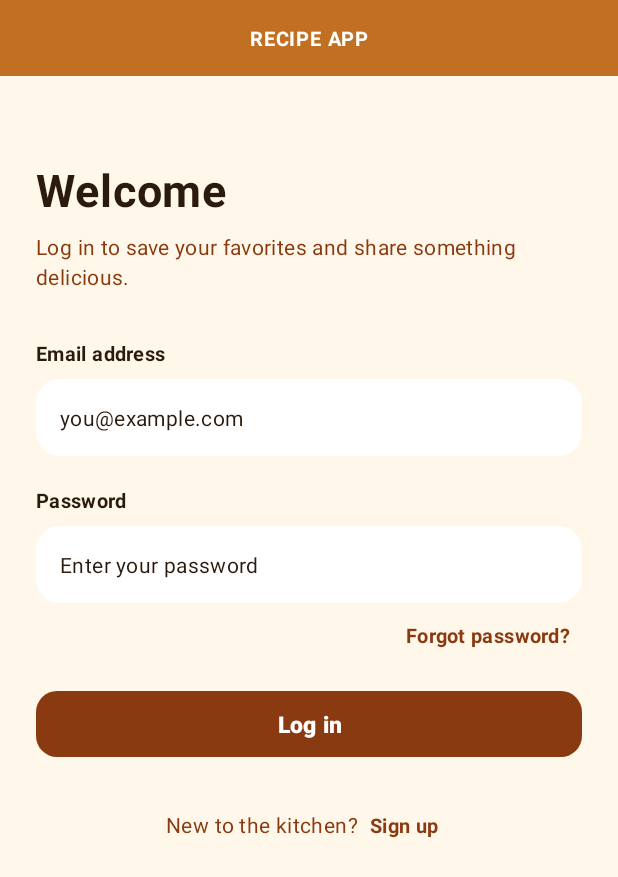
After one commit to milicacorilic/mobilne-aplikacije-projekat-2026, an Android app: the LoginFragment screen opened through its navigation route, on a phone screen of 412 x 824 dp. The commit adds this screen. Shown: the top 877 px of the screen. Run offline under Robolectric (Android 15) with nearby library versions, the phone set to English and light mode, and no system bars.

Commit message:
feat: add login page design and strings file

```diff
--- a/app/src/main/AndroidManifest.xml
+++ b/app/src/main/AndroidManifest.xml
@@ -7,14 +7,14 @@
         android:dataExtractionRules="@xml/data_extraction_rules"
         android:fullBackupContent="@xml/backup_rules"
         android:icon="@mipmap/ic_launcher"
-        android:label="@string/app_name"
+        android:label="@string/top_bar_title"
         android:roundIcon="@mipmap/ic_launcher_round"
         android:supportsRtl="true"
         android:theme="@style/Theme.Recipe_App">
         <activity
             android:name=".MainActivity"
             android:exported="true"
-            android:label="@string/app_name"
+            android:label="@string/top_bar_title"
             android:theme="@style/Theme.Recipe_App"
             android:windowSoftInputMode="adjustResize">
             <intent-filter>
--- /dev/null
+++ b/app/src/main/java/com/example/recipe_app/HomeFragment.java
@@ -0,0 +1,28 @@
+package com.example.recipe_app;
+
+import android.os.Bundle;
+
+import androidx.annotation.NonNull;
+import androidx.annotation.Nullable;
+import androidx.fragment.app.Fragment;
+import androidx.navigation.Navigation;
+
+import android.view.LayoutInflater;
+import android.view.View;
+import android.view.ViewGroup;
+
+public class HomeFragment extends Fragment {
+
+    public HomeFragment() {
+        super(R.layout.fragment_home);
+    }
+
+    @Override
+    public void onViewCreated(@NonNull View view, @Nullable Bundle savedInstanceState) {
+        super.onViewCreated(view, savedInstanceState);
+
+        view.findViewById(R.id.btnGoToLogin).setOnClickListener(v ->
+                Navigation.findNavController(v)
+                        .navigate(R.id.action_home_to_login));
+    }
+}
--- /dev/null
+++ b/app/src/main/java/com/example/recipe_app/LoginFragment.java
@@ -0,0 +1,15 @@
+package com.example.recipe_app;
+
+import android.os.Bundle;
+
+import androidx.fragment.app.Fragment;
+
+import android.view.LayoutInflater;
+import android.view.View;
+import android.view.ViewGroup;
+
+public class LoginFragment extends Fragment {
+    public LoginFragment() {
+        super(R.layout.fragment_login);
+    }
+}
--- a/app/src/main/res/layout/activity_main.xml
+++ b/app/src/main/res/layout/activity_main.xml
@@ -10,4 +10,13 @@
         android:text="Recipe App"
         android:textColor="?attr/colorPrimary"
         android:textSize="28sp" />
+    <androidx.fragment.app.FragmentContainerView
+        xmlns:android="http://schemas.android.com/apk/res/android"
+        xmlns:app="http://schemas.android.com/apk/res-auto"
+        android:id="@+id/nav_host_fragment"
+        android:name="androidx.navigation.fragment.NavHostFragment"
+        android:layout_width="match_parent"
+        android:layout_height="match_parent"
+        app:defaultNavHost="true"
+        app:navGraph="@navigation/nav_graph" />
 </FrameLayout>
--- /dev/null
+++ b/app/src/main/res/layout/fragment_home.xml
@@ -0,0 +1,19 @@
+<?xml version="1.0" encoding="utf-8"?>
+<androidx.constraintlayout.widget.ConstraintLayout
+    xmlns:android="http://schemas.android.com/apk/res/android"
+    xmlns:app="http://schemas.android.com/apk/res-auto"
+    android:layout_width="match_parent"
+    android:layout_height="match_parent">
+
+    <com.google.android.material.button.MaterialButton
+        android:id="@+id/btnGoToLogin"
+        android:layout_width="0dp"
+        android:layout_height="wrap_content"
+        android:layout_marginHorizontal="32dp"
+        android:text="Login"
+        app:layout_constraintBottom_toBottomOf="parent"
+        app:layout_constraintEnd_toEndOf="parent"
+        app:layout_constraintStart_toStartOf="parent"
+        app:layout_constraintTop_toTopOf="parent"
+        app:layout_constraintWidth_max="400dp" />
+</androidx.constraintlayout.widget.ConstraintLayout>
--- /dev/null
+++ b/app/src/main/res/layout/fragment_login.xml
@@ -0,0 +1,175 @@
+<?xml version="1.0" encoding="utf-8"?>
+<androidx.constraintlayout.widget.ConstraintLayout
+    xmlns:android="http://schemas.android.com/apk/res/android"
+    xmlns:app="http://schemas.android.com/apk/res-auto"
+    android:layout_width="match_parent"
+    android:layout_height="match_parent"
+    android:background="@color/card_cream">
+
+    <TextView
+        android:id="@+id/tvTopBar"
+        android:layout_width="0dp"
+        android:layout_height="wrap_content"
+        android:background="@color/ochre"
+        android:gravity="center"
+        android:paddingTop="16dp"
+        android:paddingBottom="16dp"
+        android:text="@string/top_bar_title"
+        android:textAppearance="@style/TextAppearance.App.TopBar"
+        app:layout_constraintEnd_toEndOf="parent"
+        app:layout_constraintStart_toStartOf="parent"
+        app:layout_constraintTop_toTopOf="parent" />
+
+    <androidx.core.widget.NestedScrollView
+        android:layout_width="0dp"
+        android:layout_height="0dp"
+        android:fillViewport="true"
+        app:layout_constraintBottom_toBottomOf="parent"
+        app:layout_constraintEnd_toEndOf="parent"
+        app:layout_constraintStart_toStartOf="parent"
+        app:layout_constraintTop_toBottomOf="@id/tvTopBar">
+
+        <androidx.constraintlayout.widget.ConstraintLayout
+            android:layout_width="match_parent"
+            android:layout_height="wrap_content"
+            android:paddingStart="24dp"
+            android:paddingEnd="24dp"
+            android:paddingBottom="24dp">
+
+            <LinearLayout
+                android:id="@+id/contentLayout"
+                android:layout_width="0dp"
+                android:layout_height="wrap_content"
+                android:orientation="vertical"
+                app:layout_constraintEnd_toEndOf="parent"
+                app:layout_constraintStart_toStartOf="parent"
+                app:layout_constraintTop_toTopOf="parent"
+                app:layout_constraintWidth_max="480dp">
+
+                <TextView
+                    android:layout_width="wrap_content"
+                    android:layout_height="wrap_content"
+                    android:layout_marginTop="28dp"
+                    android:textAppearance="@style/TextAppearance.App.Eyebrow" />
+
+                <TextView
+                    android:layout_width="wrap_content"
+                    android:layout_height="wrap_content"
+                    android:layout_marginTop="12dp"
+                    android:text="@string/login_title"
+                    android:textAppearance="@style/TextAppearance.App.Title" />
+
+                <TextView
+                    android:layout_width="wrap_content"
+                    android:layout_height="wrap_content"
+                    android:layout_marginTop="8dp"
+                    android:text="@string/login_subtitle"
+                    android:textAppearance="@style/TextAppearance.App.Body" />
+
+                <TextView
+                    android:layout_width="wrap_content"
+                    android:layout_height="wrap_content"
+                    android:layout_marginTop="32dp"
+                    android:text="@string/email_label"
+                    android:textAppearance="@style/TextAppearance.App.Label" />
+
+                <com.google.android.material.textfield.TextInputLayout
+                    android:id="@+id/tilEmail"
+                    style="@style/Widget.App.TextInputLayout"
+                    android:layout_width="match_parent"
+                    android:layout_height="wrap_content"
+                    android:layout_marginTop="8dp">
+
+                    <com.google.android.material.textfield.TextInputEditText
+                        android:id="@+id/etEmail"
+                        android:layout_width="match_parent"
+                        android:layout_height="wrap_content"
+                        android:hint="@string/email_hint"
+                        android:imeOptions="actionNext"
+                        android:inputType="textEmailAddress"
+                        android:maxLines="1"
+                        android:paddingTop="16dp"
+                        android:paddingBottom="16dp"
+                        android:textColorHint="@color/ink"
+                        android:textAppearance="@style/TextAppearance.App.Input" />
+                </com.google.android.material.textfield.TextInputLayout>
+
+                <TextView
+                    android:layout_width="wrap_content"
+                    android:layout_height="wrap_content"
+                    android:layout_marginTop="20dp"
+                    android:text="@string/password_label"
+                    android:textAppearance="@style/TextAppearance.App.Label" />
+
+                <com.google.android.material.textfield.TextInputLayout
+                    android:id="@+id/tilPassword"
+                    style="@style/Widget.App.TextInputLayout"
+                    android:layout_width="match_parent"
+                    android:layout_height="wrap_content"
+                    android:layout_marginTop="8dp"
+                    app:suffixText="@string/show">
+
+                    <com.google.android.material.textfield.TextInputEditText
+                        android:id="@+id/etPassword"
+                        android:layout_width="match_parent"
+                        android:layout_height="wrap_content"
+                        android:hint="@string/password_hint"
+                        android:imeOptions="actionDone"
+                        android:inputType="textPassword"
+                        android:maxLines="1"
+                        android:paddingTop="16dp"
+                        android:paddingBottom="16dp"
+                        android:textColorHint="@color/ink"
+                        android:textAppearance="@style/TextAppearance.App.Input" />
+                </com.google.android.material.textfield.TextInputLayout>
+
+                <TextView
+                    android:id="@+id/tvForgotPassword"
+                    android:layout_width="wrap_content"
+                    android:layout_height="wrap_content"
+                    android:layout_gravity="end"
+                    android:layout_marginTop="4dp"
+                    android:background="?attr/selectableItemBackground"
+                    android:clickable="true"
+                    android:focusable="true"
+                    android:padding="8dp"
+                    android:text="@string/forgot_password"
+                    android:textAppearance="@style/TextAppearance.App.Link" />
+
+                <com.google.android.material.button.MaterialButton
+                    android:id="@+id/btnLogin"
+                    style="@style/Widget.App.Button"
+                    android:layout_width="match_parent"
+                    android:layout_height="wrap_content"
+                    android:layout_marginTop="16dp"
+                    android:text="@string/log_in" />
+
+                <LinearLayout
+                    android:layout_width="match_parent"
+                    android:layout_height="wrap_content"
+                    android:layout_marginTop="24dp"
+                    android:gravity="center"
+                    android:orientation="horizontal">
+
+                    <TextView
+                        android:layout_width="wrap_content"
+                        android:layout_height="wrap_content"
+                        android:text="@string/new_to_kitchen"
+                        android:textAppearance="@style/TextAppearance.App.Body" />
+
+                    <TextView
+                        android:id="@+id/tvSignUp"
+                        android:layout_width="wrap_content"
+                        android:layout_height="wrap_content"
+                        android:background="?attr/selectableItemBackground"
+                        android:clickable="true"
+                        android:focusable="true"
+                        android:padding="8dp"
+                        android:text="@string/sign_up"
+                        android:textAppearance="@style/TextAppearance.App.Link" />
+                </LinearLayout>
+            </LinearLayout>
+
+        </androidx.constraintlayout.widget.ConstraintLayout>
+    </androidx.core.widget.NestedScrollView>
+</androidx.constraintlayout.widget.ConstraintLayout>
--- /dev/null
+++ b/app/src/main/res/navigation/nav_graph.xml
@@ -0,0 +1,22 @@
+<?xml version="1.0" encoding="utf-8"?>
+<navigation xmlns:android="http://schemas.android.com/apk/res/android"
+    xmlns:app="http://schemas.android.com/apk/res-auto"
+    xmlns:tools="http://schemas.android.com/tools"
+    android:id="@+id/nav_graph"
+    app:startDestination="@id/homeFragment">
+
+    <fragment
+        android:id="@+id/homeFragment"
+        android:name="com.example.recipe_app.HomeFragment"
+        android:label="Home"
+        tools:layout="@layout/fragment_home">
+        <action
+            android:id="@+id/action_home_to_login"
+            app:destination="@id/loginFragment" />
+    </fragment>
+
+    <fragment
+        android:id="@+id/loginFragment"
+        android:name="com.example.recipe_app.LoginFragment"
+        android:label="Login" />
+</navigation>
--- a/app/src/main/res/values/colors.xml
+++ b/app/src/main/res/values/colors.xml
@@ -13,6 +13,6 @@
     <color name="error_red">#B3261C</color>
     <color name="white">#FFFFFF</color>
 
-    <!-- Speciale -->
+    <!-- Specials -->
     <color name="brand_ingredient">#6B2B08</color>
 </resources>
--- a/app/src/main/res/values/strings.xml
+++ b/app/src/main/res/values/strings.xml
@@ -1,3 +1,16 @@
 <resources>
-    <string name="app_name">Recipe_App</string>
+    <string name="top_bar_title">RECIPE APP</string>
+    <string name="login_title">Welcome</string>
+    <string name="login_subtitle">Log in to save your favorites and share something delicious.</string>
+    <string name="email_label">Email address</string>
+    <string name="email_hint">you@example.com</string>
+    <string name="password_label">Password</string>
+    <string name="password_hint">Enter your password</string>
+    <string name="show">Show</string>
+    <string name="hide">Hide</string>
+    <string name="forgot_password">Forgot password?</string>
+    <string name="log_in">Log in</string>
+    <string name="new_to_kitchen">New to the kitchen?</string>
+    <string name="sign_up">Sign up</string>
+    <string name="error_required">This field is required</string>
 </resources>
--- /dev/null
+++ b/app/src/main/res/values/styles.xml
@@ -0,0 +1,77 @@
+<?xml version="1.0" encoding="utf-8"?>
+<resources>
+
+    <style name="TextAppearance.App" parent="TextAppearance.Material3.BodyMedium">
+        <item name="android:color">@color/ink</item>
+    </style>
+
+    <style name="TextAppearance.App.TopBar">
+        <item name="android:textColor">@color/white</item>
+        <item name="android:textSize">13sp</item>
+        <item name="android:textStyle">bold</item>
+        <item name="android:letterSpacing">0.04</item>
+    </style>
+
+    <style name="TextAppearance.App.Eyebrow">
+        <item name="android:textColor">@color/burnt_sienna</item>
+        <item name="android:textSize">11sp</item>
+        <item name="android:textStyle">bold</item>
+        <item name="android:letterSpacing">0.05</item>
+    </style>
+
+    <style name="TextAppearance.App.Title">
+        <item name="android:textColor">@color/ink</item>
+        <item name="android:textSize">30sp</item>
+        <item name="android:textStyle">bold</item>
+    </style>
+
+    <style name="TextAppearance.App.Body">
+        <item name="android:textColor">@color/burnt_sienna</item>
+        <item name="android:textSize">14sp</item>
+    </style>
+
+    <style name="TextAppearance.App.Label">
+        <item name="android:textColor">@color/ink</item>
+        <item name="android:textSize">13sp</item>
+        <item name="android:textStyle">bold</item>
+    </style>
+
+    <style name="TextAppearance.App.Link">
+        <item name="android:textColor">@color/burnt_sienna</item>
+        <item name="android:textSize">13sp</item>
+        <item name="android:textStyle">bold</item>
+    </style>
+
+    <style name="TextAppearance.App.Caption">
+        <item name="android:textColor">@color/burnt_sienna</item>
+        <item name="android:textSize">12sp</item>
+    </style>
+
+    <style name="TextAppearance.App.Input">
+        <item name="android:textColor">@color/ink</item>
+        <item name="android:textSize">14sp</item>
+    </style>
+
+    <style name="Widget.App.TextInputLayout" parent="Widget.Material3.TextInputLayout.FilledBox">
+        <item name="boxBackgroundColor">@color/white</item>
+        <item name="boxCornerRadiusTopStart">16dp</item>
+        <item name="boxCornerRadiusTopEnd">16dp</item>
+        <item name="boxCornerRadiusBottomStart">16dp</item>
+        <item name="boxCornerRadiusBottomEnd">16dp</item>
+        <item name="boxStrokeWidth">0dp</item>
+        <item name="boxStrokeWidthFocused">0dp</item>
+        <item name="hintEnabled">false</item>
+        <item name="suffixTextAppearance">@style/TextAppearance.App.Link</item>
+    </style>
+
+    <style name="Widget.App.Button" parent="Widget.Material3.Button">
+        <item name="backgroundTint">@color/burnt_sienna</item>
+        <item name="cornerRadius">14dp</item>
+        <item name="android:textColor">@color/white</item>
+        <item name="android:textSize">15sp</item>
+        <item name="android:textStyle">bold</item>
+        <item name="android:textAllCaps">false</item>
+        <item name="android:minHeight">52dp</item>
+    </style>
+
+</resources>
```
